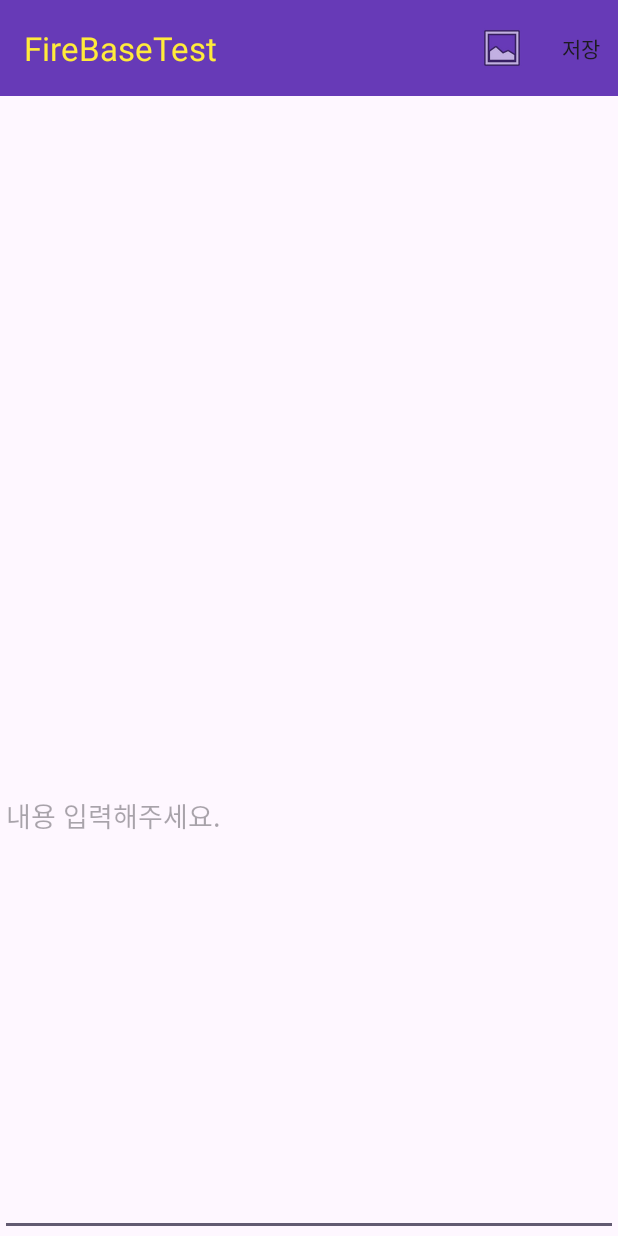
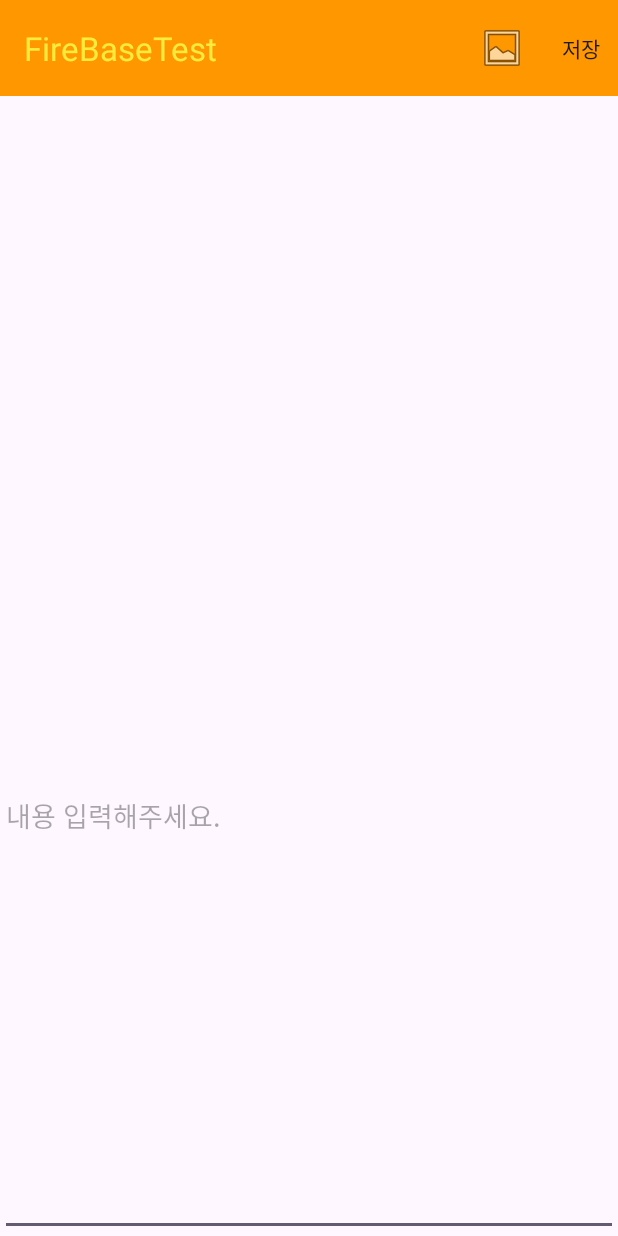
Before and after one commit to Hyeonseok0627/-Mine-AndroidFireBaseTest404, an Android app: the AddImageShareAppActivity screen opened directly, with no data from a screen before it, on a phone screen of 412 x 824 dp. Run offline under Robolectric (Android 15) with nearby library versions, the phone set to English and light mode, and no system bars; pictures from the network do not load.

```diff
--- a/app/src/main/java/com/example/firebasetest/lhs/AddImageShareAppActivity.kt
+++ b/app/src/main/java/com/example/firebasetest/lhs/AddImageShareAppActivity.kt
@@ -69,7 +69,7 @@ class AddImageShareAppActivity : AppCompatActivity() {
             cursor?.moveToFirst().let {
                 filePath = cursor?.getString(0) as String
             }
-            Log.d("lsy","filePath : ${filePath}")
+            Log.d("lhs","filePath : ${filePath}")
             Toast.makeText(this,"filePath : ${filePath}", Toast.LENGTH_LONG).show()
 //                binding.resultFilepath.text = filePath
         } // 조건문 닫는 블록
@@ -100,6 +100,7 @@ class AddImageShareAppActivity : AppCompatActivity() {
     }
 
     // 스토어 글쓰기 함수,
+
 
     // 스토리지에 업로드 함수.
     // 변경되는 부분, 이미지 파일명 = 스토어에 자동 저장이되는 id로 ,
--- a/app/src/main/res/layout/activity_add_image_share_app.xml
+++ b/app/src/main/res/layout/activity_add_image_share_app.xml
@@ -14,7 +14,7 @@
             android:id="@+id/toolbarAdd"
             android:layout_width="match_parent"
             android:layout_height="wrap_content"
-            android:background="#673AB7"
+            android:background="#FF9800"
             app:titleTextColor="#FFEB3B"/>
 
         <ImageView
--- a/app/src/main/res/layout/activity_main_image_share_app.xml
+++ b/app/src/main/res/layout/activity_main_image_share_app.xml
@@ -24,7 +24,7 @@
             android:id="@+id/toolbarMain"
             android:layout_width="match_parent"
             android:layout_height="wrap_content"
-            android:background="#673AB7"
+            android:background="#FF9800"
             app:titleTextColor="#FFEB3B"/>
 
         <!--        리사이클러뷰 넣기.-->
```
Also changed, not shown: app/src/main/java/com/example/firebasetest/lhs/utils/MyUtil.kt (+21 -5 lines).
